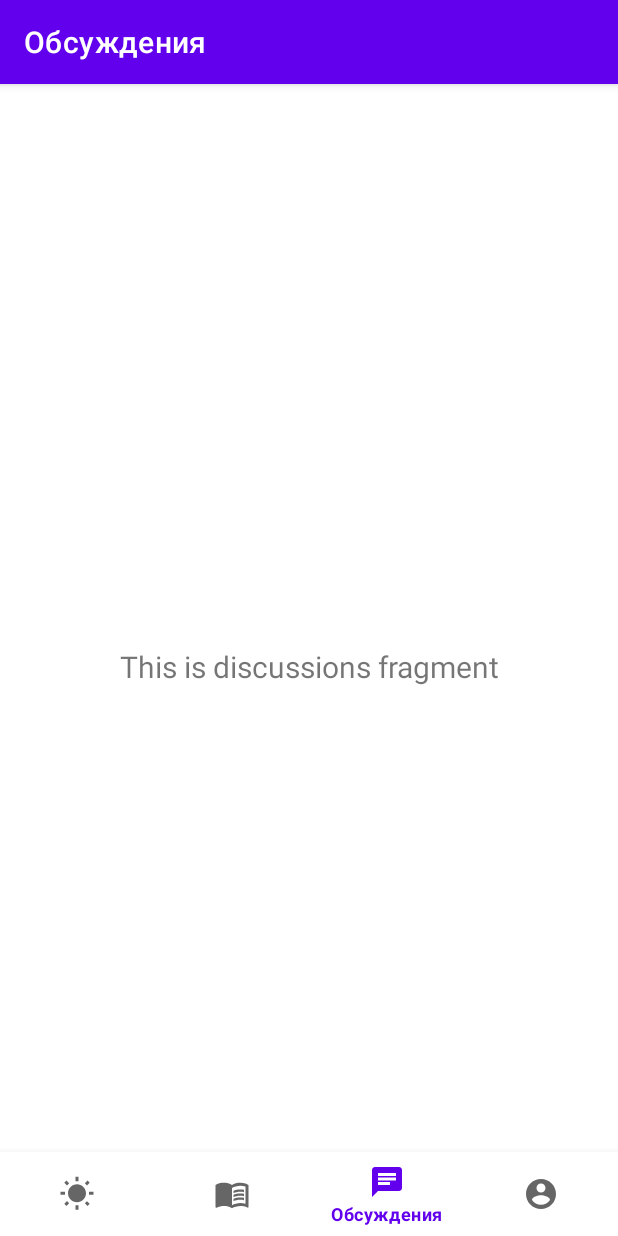
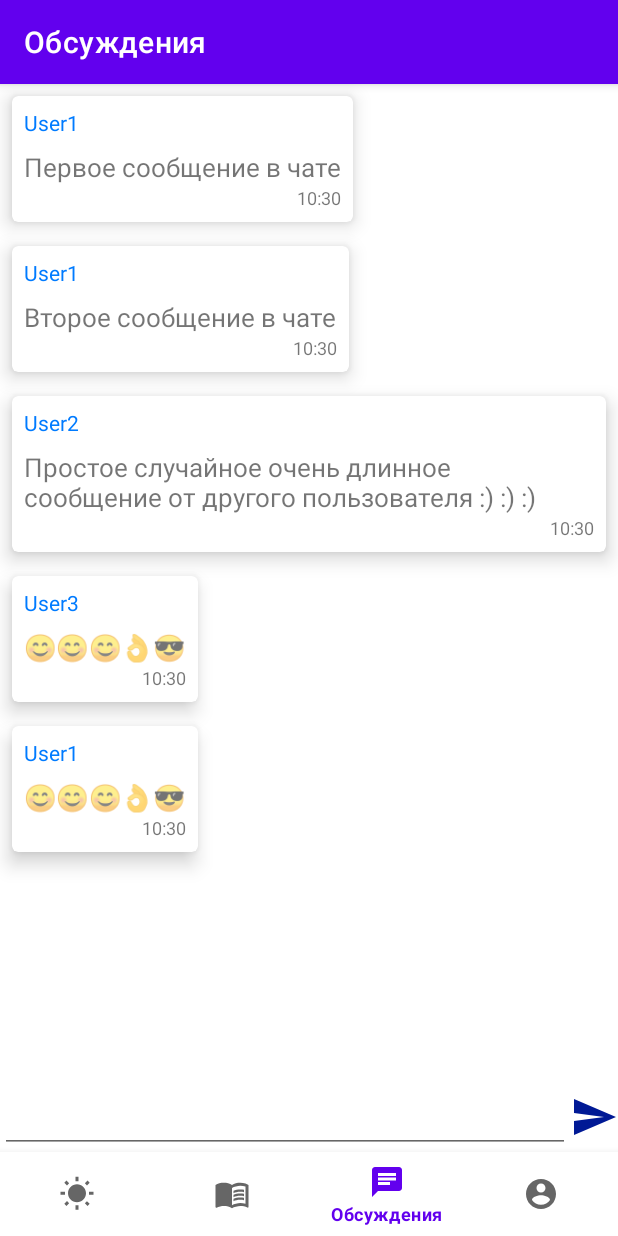
Before and after one commit to vladossy4/tbank-fishing, an Android app: the DiscussionsFragment screen opened through its navigation route, on a phone screen of 412 x 824 dp. Run offline under Robolectric (Android 15) with nearby library versions, the light colour scheme and no system bars; our stand-ins replace navigation-ui.

Commit message:
Begin work on the chat

```diff
--- /dev/null
+++ b/android/app/src/main/java/com/salfetka/fishing/models/discussions/Message.java
@@ -0,0 +1,34 @@
+package com.salfetka.fishing.models.discussions;
+
+import java.util.Calendar;
+import java.util.GregorianCalendar;
+
+public class Message {
+    final int id;
+    final Calendar date;
+    final String userName;
+    final String message;
+
+    public Message(int id, String userName, String message) {
+        this.id = id;
+        date = new GregorianCalendar();
+        this.userName = userName;
+        this.message = message;
+    }
+
+    public int getId() {
+        return id;
+    }
+
+    public Calendar getDate() {
+        return date;
+    }
+
+    public String getUserName() {
+        return userName;
+    }
+
+    public String getMessage() {
+        return message;
+    }
+}
--- /dev/null
+++ b/android/app/src/main/java/com/salfetka/fishing/ui/discussions/ChatAdapter.java
@@ -0,0 +1,65 @@
+package com.salfetka.fishing.ui.discussions;
+
+import android.content.Context;
+import android.view.LayoutInflater;
+import android.view.View;
+import android.view.ViewGroup;
+import android.widget.TextView;
+
+import androidx.annotation.NonNull;
+import androidx.recyclerview.widget.RecyclerView;
+
+import com.salfetka.fishing.R;
+import com.salfetka.fishing.models.discussions.Message;
+
+import java.text.SimpleDateFormat;
+import java.util.List;
+import java.util.Locale;
+
+public class ChatAdapter extends RecyclerView.Adapter<ChatAdapter.ViewHolder> {
+
+    private final LayoutInflater inflater;
+    private List<Message> messages;
+
+    public ChatAdapter(Context context, List<Message> messages) {
+        this.inflater = LayoutInflater.from(context);
+        this.messages = messages;
+    }
+
+    public void updateAll(List<Message> messages) {
+        this.messages = messages;
+        notifyDataSetChanged();
+    }
+
+    @NonNull
+    @Override
+    public ChatAdapter.ViewHolder onCreateViewHolder(@NonNull ViewGroup parent, int viewType) {
+        View view = inflater.inflate(R.layout.item_chat, parent, false);
+        return new ChatAdapter.ViewHolder(view);
+    }
+
+    @Override
+    public void onBindViewHolder(@NonNull ChatAdapter.ViewHolder holder, int position) {
+        Message message = messages.get(position);
+        holder.userName.setText(message.getUserName());
+        holder.message.setText(message.getMessage());
+        SimpleDateFormat formatter = new SimpleDateFormat("k:mm", Locale.getDefault());
+        holder.sendTime.setText(formatter.format(message.getDate().getTime()));
+    }
+
+    @Override
+    public int getItemCount() {
+        return messages.size();
+    }
+
+    public static class ViewHolder extends RecyclerView.ViewHolder {
+        final TextView userName, message, sendTime;
+
+        public ViewHolder(@NonNull View itemView) {
+            super(itemView);
+            userName = itemView.findViewById(R.id.chat_item_user_name);
+            message = itemView.findViewById(R.id.chat_item_message);
+            sendTime = itemView.findViewById(R.id.chat_item_send_time);
+        }
+    }
+}
--- a/android/app/src/main/java/com/salfetka/fishing/ui/discussions/DiscussionsFragment.java
+++ b/android/app/src/main/java/com/salfetka/fishing/ui/discussions/DiscussionsFragment.java
@@ -24,8 +24,10 @@ public class DiscussionsFragment extends Fragment {
         binding = FragmentDiscussionsBinding.inflate(inflater, container, false);
         View root = binding.getRoot();
 
-        final TextView textView = binding.textDiscussTmp;
-        discussionsViewModel.getText().observe(getViewLifecycleOwner(), textView::setText);
+        binding.chatView.setAdapter(new ChatAdapter(getContext(), discussionsViewModel.getMessages().getValue()));
+        discussionsViewModel.getMessages().observe(getViewLifecycleOwner(), messages -> {
+
+        });
         return root;
     }
 
--- a/android/app/src/main/java/com/salfetka/fishing/ui/discussions/DiscussionsViewModel.java
+++ b/android/app/src/main/java/com/salfetka/fishing/ui/discussions/DiscussionsViewModel.java
@@ -1,19 +1,27 @@
 package com.salfetka.fishing.ui.discussions;
 
-import androidx.lifecycle.LiveData;
 import androidx.lifecycle.MutableLiveData;
 import androidx.lifecycle.ViewModel;
 
+import com.salfetka.fishing.models.discussions.Message;
+
+import java.util.ArrayList;
+import java.util.List;
+
 public class DiscussionsViewModel extends ViewModel {
-
-    private final MutableLiveData<String> mText;
+    final MutableLiveData<List<Message>> messages;
 
     public DiscussionsViewModel() {
-        mText = new MutableLiveData<>();
-        mText.setValue("This is discussions fragment");
+        ArrayList<Message> exampleMessages = new ArrayList<>();
+        exampleMessages.add(new Message(0, "User1", "Первое сообщение в чате"));
+        exampleMessages.add(new Message(1, "User1", "Второе сообщение в чате"));
+        exampleMessages.add(new Message(2, "User2", "Простое случайное очень длинное сообщение от другого пользователя :) :) :)"));
+        exampleMessages.add(new Message(3, "User3", "😊😊😊👌😎"));
+        exampleMessages.add(new Message(3, "User1", "😊😊😊👌😎"));
+        messages = new MutableLiveData<>(exampleMessages);
     }
 
-    public LiveData<String> getText() {
-        return mText;
+    public MutableLiveData<List<Message>> getMessages() {
+        return messages;
     }
 }
--- a/android/app/src/main/java/com/salfetka/fishing/ui/weather/WeatherViewModel.java
+++ b/android/app/src/main/java/com/salfetka/fishing/ui/weather/WeatherViewModel.java
@@ -10,8 +10,6 @@ import com.salfetka.fishing.models.weather.WeatherState;
 import com.salfetka.fishing.models.weather.Wind;
 
 import java.util.ArrayList;
-import java.util.Calendar;
-import java.util.Date;
 import java.util.GregorianCalendar;
 import java.util.List;
 
@@ -23,6 +21,7 @@ public class WeatherViewModel extends ViewModel {
     private final MutableLiveData<List<Weather>> daysWeatherList;
     public WeatherViewModel() {
         unitMeasure = new MutableLiveData<>(new UnitMeasure("°C", "м/с", "мбар"));
+
         weather = new MutableLiveData<>(new Weather(
                 new GregorianCalendar(),
                 23,
--- /dev/null
+++ b/android/app/src/main/res/drawable/ic_chat_send_32dp.xml
@@ -0,0 +1,5 @@
+<vector xmlns:android="http://schemas.android.com/apk/res/android" android:autoMirrored="true" android:height="32dp" android:tint="#001995" android:viewportHeight="24" android:viewportWidth="24" android:width="32dp">
+
+    <path android:fillColor="@android:color/white" android:pathData="M2.01,21L23,12 2.01,3 2,10l15,2 -15,2z"/>
+
+</vector>
--- a/android/app/src/main/res/layout/fragment_discussions.xml
+++ b/android/app/src/main/res/layout/fragment_discussions.xml
@@ -1,22 +1,35 @@
 <?xml version="1.0" encoding="utf-8"?>
-<androidx.constraintlayout.widget.ConstraintLayout xmlns:android="http://schemas.android.com/apk/res/android"
+<LinearLayout xmlns:android="http://schemas.android.com/apk/res/android"
     xmlns:app="http://schemas.android.com/apk/res-auto"
     xmlns:tools="http://schemas.android.com/tools"
     android:layout_width="match_parent"
     android:layout_height="match_parent"
+    android:orientation="vertical"
+    android:layout_marginBottom="@dimen/bottom_navigation_margin"
     tools:context=".ui.discussions.DiscussionsFragment">
-
-    <TextView
-        android:id="@+id/text_discuss_tmp"
+    <androidx.recyclerview.widget.RecyclerView
+        android:id="@+id/chat_view"
+        android:layout_width="match_parent"
+        android:layout_height="0dp"
+        android:layout_weight="1"
+        android:orientation="vertical"
+        app:layoutManager="androidx.recyclerview.widget.LinearLayoutManager"/>
+    <LinearLayout
+        android:id="@+id/chat_input_line"
         android:layout_width="match_parent"
         android:layout_height="wrap_content"
-        android:layout_marginStart="8dp"
-        android:layout_marginTop="8dp"
-        android:layout_marginEnd="8dp"
-        android:textAlignment="center"
-        android:textSize="20sp"
-        app:layout_constraintBottom_toBottomOf="parent"
-        app:layout_constraintEnd_toEndOf="parent"
-        app:layout_constraintStart_toStartOf="parent"
-        app:layout_constraintTop_toTopOf="parent" />
-</androidx.constraintlayout.widget.ConstraintLayout>
+        android:orientation="horizontal">
+
+        <EditText
+            android:layout_width="0dp"
+            android:layout_height="wrap_content"
+            android:layout_weight="1"/>
+        <ImageButton
+            android:layout_width="wrap_content"
+            android:layout_height="wrap_content"
+            android:src="@drawable/ic_chat_send_32dp"
+            android:background="@color/white"
+            android:layout_marginBottom="8dp"
+            android:layout_gravity="bottom"/>
+    </LinearLayout>
+</LinearLayout>
--- a/android/app/src/main/res/layout/fragment_weather.xml
+++ b/android/app/src/main/res/layout/fragment_weather.xml
@@ -4,8 +4,6 @@
     xmlns:tools="http://schemas.android.com/tools"
     android:layout_width="match_parent"
     android:layout_height="match_parent"
-    android:scrollbarStyle="insideInset"
-    android:verticalScrollbarPosition="right"
     tools:context=".ui.weather.WeatherFragment">
 
     <LinearLayout
@@ -372,8 +370,7 @@
                         android:layout_width="wrap_content"
                         android:layout_height="wrap_content"
                         android:orientation="horizontal"
-                        app:layoutManager="androidx.recyclerview.widget.LinearLayoutManager">
-                    </androidx.recyclerview.widget.RecyclerView>
+                        app:layoutManager="androidx.recyclerview.widget.LinearLayoutManager"/>
                 </HorizontalScrollView>
                 <LinearLayout
                     android:layout_width="match_parent"
--- /dev/null
+++ b/android/app/src/main/res/layout/item_chat.xml
@@ -0,0 +1,42 @@
+<?xml version="1.0" encoding="utf-8"?>
+<com.google.android.material.card.MaterialCardView xmlns:android="http://schemas.android.com/apk/res/android"
+    android:layout_width="wrap_content"
+    android:layout_height="wrap_content"
+    xmlns:app="http://schemas.android.com/apk/res-auto"
+    app:cardElevation="8dp"
+    android:layout_margin="8dp">
+
+    <androidx.constraintlayout.widget.ConstraintLayout
+        android:layout_width="wrap_content"
+        android:layout_height="wrap_content"
+        android:layout_margin="8dp">
+
+        <TextView
+            android:id="@+id/chat_item_user_name"
+            android:layout_width="wrap_content"
+            android:layout_height="wrap_content"
+            android:textSize="@dimen/chat_text_size_user_name"
+            android:textColor="@color/chat_user_name"
+            app:layout_constraintTop_toTopOf="parent"
+            app:layout_constraintStart_toStartOf="parent"/>
+
+        <TextView
+            android:id="@+id/chat_item_message"
+            android:layout_width="wrap_content"
+            android:layout_height="wrap_content"
+            android:textSize="@dimen/chat_text_size_message"
+            android:layout_marginTop="8dp"
+            app:layout_constraintTop_toBottomOf="@id/chat_item_user_name"
+            app:layout_constraintStart_toStartOf="parent"
+            app:layout_constraintBottom_toTopOf="@id/chat_item_send_time"/>
+
+        <TextView
+            android:id="@+id/chat_item_send_time"
+            android:layout_width="wrap_content"
+            android:layout_height="wrap_content"
+            android:textSize="@dimen/chat_text_size_send_time"
+            android:layout_marginTop="8dp"
+            app:layout_constraintEnd_toEndOf="parent"
+            app:layout_constraintBottom_toBottomOf="parent"/>
+    </androidx.constraintlayout.widget.ConstraintLayout>
+</com.google.android.material.card.MaterialCardView>
--- a/android/app/src/main/res/values/colors.xml
+++ b/android/app/src/main/res/values/colors.xml
@@ -17,4 +17,6 @@
     <color name="weather_moon">#C6D6FF</color>
     <color name="weather_moon_line">#80A3FF</color>
     <color name="weather_wind_arrow">#00E1FF</color>
+
+    <color name="chat_user_name">#007BFF</color>
 </resources>
--- a/android/app/src/main/res/values/dimens.xml
+++ b/android/app/src/main/res/values/dimens.xml
@@ -2,6 +2,7 @@
     <!-- Default screen margins, per the Android Design guidelines. -->
     <dimen name="activity_horizontal_margin">16dp</dimen>
     <dimen name="activity_vertical_margin">16dp</dimen>
+    <dimen name="bottom_navigation_margin">55dp</dimen>
 
     <dimen name="weather_text_size_wind_orientation">16sp</dimen>
     <dimen name="weather_text_size_main">17sp</dimen>
@@ -17,4 +18,8 @@
     <dimen name="weather_hint_amount_of_precipitation">25dp</dimen>
     <dimen name="weather_hint_wind">20dp</dimen>
     <dimen name="weather_hint_wind_speed">52dp</dimen>
+
+    <dimen name="chat_text_size_user_name">14sp</dimen>
+    <dimen name="chat_text_size_message">17sp</dimen>
+    <dimen name="chat_text_size_send_time">12sp</dimen>
 </resources>
--- a/android/gradle/libs.versions.toml
+++ b/android/gradle/libs.versions.toml
@@ -1,5 +1,5 @@
 [versions]
-agp = "8.4.2"
+agp = "8.5.0"
 flexbox = "3.0.0"
 junit = "4.13.2"
 junitVersion = "1.1.5"
```
Also changed, not shown: android/gradle/wrapper/gradle-wrapper.properties.
